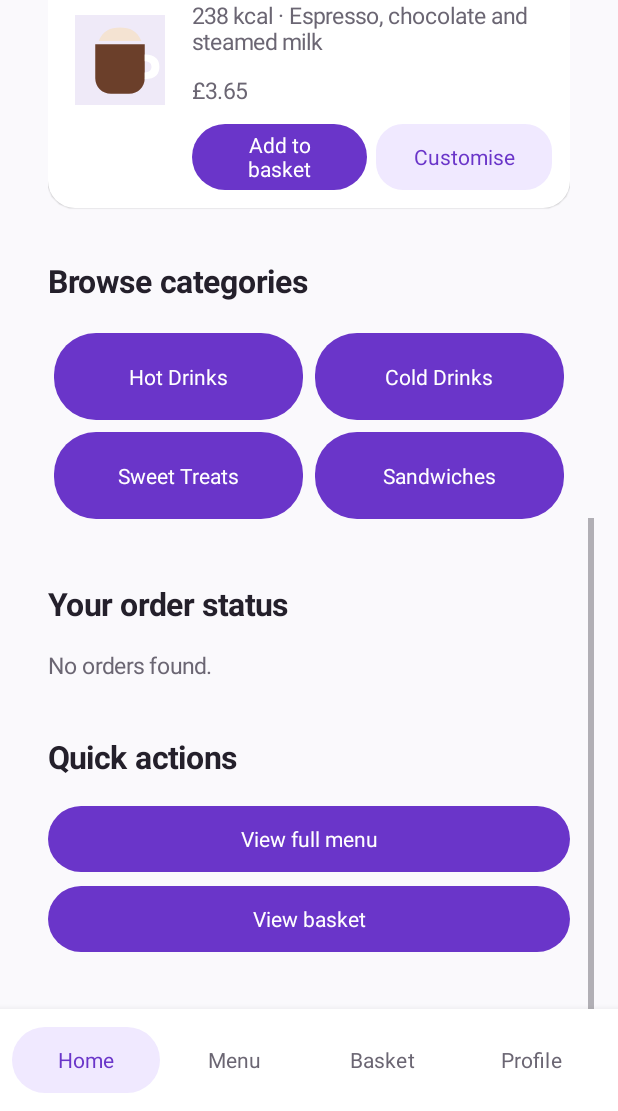
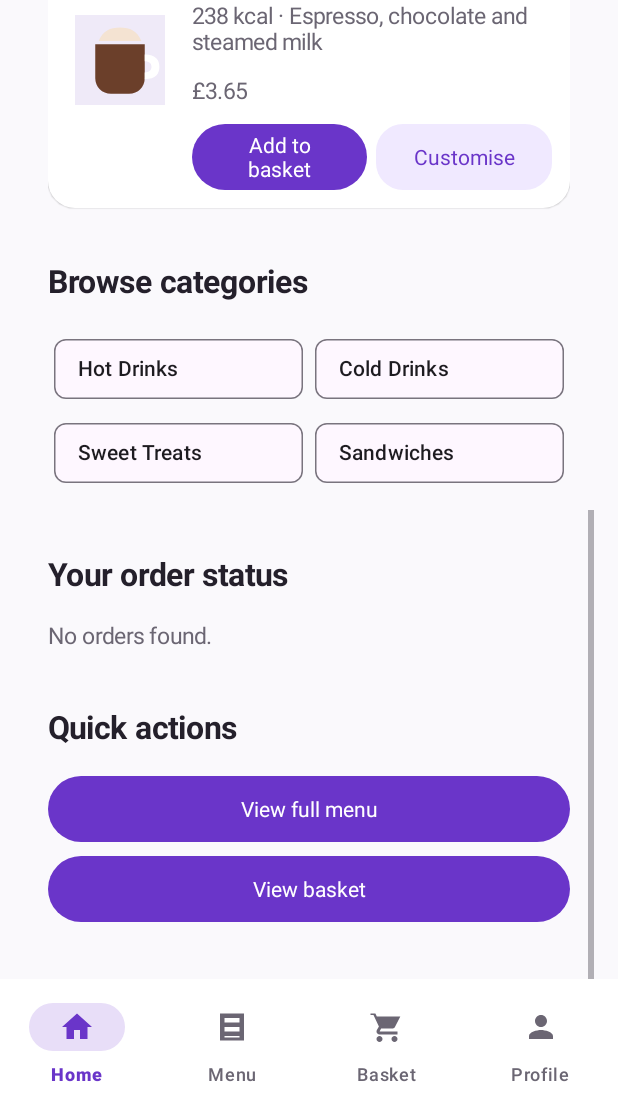
Before and after one commit to FIRD-GIT/Flo-Cafe, an Android app: the screen it shows after launch once a user with an empty profile is signed in (CustomerActivity), scrolled down 709 dp, on a phone screen of 412 x 824 dp, the part 125-1236 px from its top. Run offline under Robolectric (Android 15) with nearby library versions, the phone set to English and light mode, and no system bars; our stand-ins replace Firebase (no records; nobody signed in at launch, a user with empty details on screens opened directly).

Commit message:
Refine customer UI and cup progress

```diff
--- a/app/src/main/java/com/firdgit/flocafe/CustomerActivity.kt
+++ b/app/src/main/java/com/firdgit/flocafe/CustomerActivity.kt
@@ -24,6 +24,7 @@ import androidx.appcompat.app.AppCompatActivity
 import androidx.core.app.NotificationCompat
 import androidx.core.app.NotificationManagerCompat
 import com.google.firebase.firestore.ListenerRegistration
+import com.google.android.material.bottomnavigation.BottomNavigationView
 import androidx.lifecycle.lifecycleScope
 import kotlinx.coroutines.launch
 import java.text.SimpleDateFormat
@@ -63,10 +64,15 @@ class CustomerActivity : AppCompatActivity() {
         orderRepository = OrderRepository(userRepository)
         feedbackRepository = FeedbackRepository(userRepository)
 
-        findViewById<Button>(R.id.homeTabButton).setOnClickListener { showTab(Tab.HOME) }
-        findViewById<Button>(R.id.menuTabButton).setOnClickListener { showTab(Tab.MENU) }
-        findViewById<Button>(R.id.basketTabButton).setOnClickListener { showTab(Tab.BASKET) }
-        findViewById<Button>(R.id.profileTabButton).setOnClickListener { showTab(Tab.PROFILE) }
+        findViewById<BottomNavigationView>(R.id.customerBottomNavigation).setOnItemSelectedListener { item ->
+            when (item.itemId) {
+                R.id.nav_home -> showTab(Tab.HOME)
+                R.id.nav_menu -> showTab(Tab.MENU)
+                R.id.nav_basket -> showTab(Tab.BASKET)
+                R.id.nav_profile -> showTab(Tab.PROFILE)
+            }
+            true
+        }
 
         if (isDemoMode) {
             displayName = "Demo customer"
@@ -133,15 +139,22 @@ class CustomerActivity : AppCompatActivity() {
     }
 
     private fun updateNavigationButtons() {
-        val buttons = mapOf(
-            Tab.HOME to findViewById<Button>(R.id.homeTabButton),
-            Tab.MENU to findViewById<Button>(R.id.menuTabButton),
-            Tab.BASKET to findViewById<Button>(R.id.basketTabButton),
-            Tab.PROFILE to findViewById<Button>(R.id.profileTabButton),
-        )
-        buttons.forEach { (tab, button) ->
-            button.setTextColor(Color.parseColor(if (tab == selectedTab) "#6A35C9" else "#6B6673"))
-            button.setBackgroundColor(Color.parseColor(if (tab == selectedTab) "#F0E9FF" else "#FFFFFF"))
+        val navigation = findViewById<BottomNavigationView>(R.id.customerBottomNavigation)
+        navigation.setOnItemSelectedListener(null)
+        navigation.selectedItemId = when (selectedTab) {
+            Tab.HOME -> R.id.nav_home
+            Tab.MENU -> R.id.nav_menu
+            Tab.BASKET -> R.id.nav_basket
+            Tab.PROFILE -> R.id.nav_profile
+        }
+        navigation.setOnItemSelectedListener { item ->
+            when (item.itemId) {
+                R.id.nav_home -> showTab(Tab.HOME)
+                R.id.nav_menu -> showTab(Tab.MENU)
+                R.id.nav_basket -> showTab(Tab.BASKET)
+                R.id.nav_profile -> showTab(Tab.PROFILE)
+            }
+            true
         }
     }
 
@@ -175,13 +188,7 @@ class CustomerActivity : AppCompatActivity() {
     }
 
     private fun orderProgressBanner(order: OrderRepository.OrderSummary): View {
-        val progress = when (order.status) {
-            "Pending" -> 25
-            "Preparing" -> 50
-            "Ready for Collection", "Collected" -> 100
-            else -> 0
-        }
-        val accent = if (order.status == "Ready for Collection") "#D77A2B" else "#6A35C9"
+        val progress = OrderProgress.percent(order.status)
         return LinearLayout(this).apply {
             orientation = LinearLayout.VERTICAL
             setPadding(dp(16), dp(12), dp(16), dp(14))
@@ -190,9 +197,8 @@ class CustomerActivity : AppCompatActivity() {
                 addView(ImageView(this@CustomerActivity).apply {
                     setImageResource(R.drawable.flo_cafe_cup)
                     scaleType = ImageView.ScaleType.CENTER_INSIDE
-                    setColorFilter(Color.parseColor(accent))
                     contentDescription = getString(R.string.coffee_progress_description, order.status)
-                }, LinearLayout.LayoutParams(dp(54), dp(54)))
+                }, LinearLayout.LayoutParams(dp(54), dp(54)).apply { marginEnd = dp(12) })
                 addView(LinearLayout(this@CustomerActivity).apply {
                     orientation = LinearLayout.VERTICAL
                     addView(title(getString(R.string.home_progress_title), 18f))
@@ -202,9 +208,9 @@ class CustomerActivity : AppCompatActivity() {
             addView(android.widget.ProgressBar(this@CustomerActivity, null, android.R.attr.progressBarStyleHorizontal).apply {
                 max = 100
                 this.progress = progress
-                progressTintList = android.content.res.ColorStateList.valueOf(Color.parseColor(accent))
+                progressDrawable = resources.getDrawable(R.drawable.cup_progress_bar, theme)
                 contentDescription = getString(R.string.coffee_progress_description, order.status)
-            }, LinearLayout.LayoutParams.MATCH_PARENT, dp(8))
+            }, LinearLayout.LayoutParams.MATCH_PARENT, dp(10))
         }.apply { layoutParams = spacedParams(top = 6, bottom = 8) }
     }
 
@@ -269,13 +275,20 @@ class CustomerActivity : AppCompatActivity() {
             useDefaultMargins = false
             setPadding(0, dp(4), 0, dp(10))
             categories.forEachIndexed { index, category ->
-                val button = actionButton(category) {
-                    selectedMenuCategory = category
-                    showTab(Tab.MENU)
+                val chip = com.google.android.material.chip.Chip(this@CustomerActivity).apply {
+                    text = category
+                    isCheckable = true
+                    isChecked = selectedMenuCategory == category
+                    chipMinHeight = dp(40).toFloat()
+                    setEnsureMinTouchTargetSize(true)
+                    setOnClickListener {
+                        selectedMenuCategory = category
+                        showTab(Tab.MENU)
+                    }
                 }
-                addView(button, GridLayout.LayoutParams().apply {
+                addView(chip, GridLayout.LayoutParams().apply {
                     width = 0
-                    height = dp(58)
+                    height = dp(48)
                     columnSpec = GridLayout.spec(index % 2, 1f)
                     rowSpec = GridLayout.spec(index / 2)
                     setMargins(dp(4), dp(4), dp(4), dp(4))
@@ -462,7 +475,6 @@ class CustomerActivity : AppCompatActivity() {
         row.addView(ImageView(this).apply {
             setImageResource(R.drawable.flo_cafe_cup)
             scaleType = ImageView.ScaleType.CENTER_INSIDE
-            setColorFilter(Color.parseColor(customisationCupColor(line.customisation)))
             contentDescription = getString(R.string.customisation_cup_description, line.customisation)
         }, LinearLayout.LayoutParams(dp(42), dp(64)).apply { marginEnd = dp(4) })
         row.addView(ImageView(this).apply {
@@ -510,7 +522,14 @@ class CustomerActivity : AppCompatActivity() {
     private fun profileView(): View = verticalScroll {
         addView(title(getString(R.string.profile_heading), 28f))
         addView(body(getString(R.string.profile_email, userRepository.currentUserEmail ?: "Demo account")))
-        addView(actionButton(getString(R.string.edit_profile)) { editDisplayName() })
+        addView(
+            secondaryButton(getString(R.string.edit_profile)) { editDisplayName() },
+            LinearLayout.LayoutParams(dp(220), dp(44)).apply {
+                gravity = Gravity.START
+                topMargin = dp(4)
+                bottomMargin = dp(6)
+            },
+        )
         addView(sectionTitle(getString(R.string.profile_orders_heading)))
         if (orders.isEmpty()) addView(body(getString(R.string.no_orders)))
         else orders.forEach { addView(orderCard(it)) }
--- /dev/null
+++ b/app/src/main/res/color/customer_nav_selector.xml
@@ -0,0 +1,4 @@
+<selector xmlns:android="http://schemas.android.com/apk/res/android">
+    <item android:state_checked="true" android:color="#6A35C9"/>
+    <item android:color="#6B6673"/>
+</selector>
--- /dev/null
+++ b/app/src/main/res/drawable/cup_progress_bar.xml
@@ -0,0 +1,6 @@
+<layer-list xmlns:android="http://schemas.android.com/apk/res/android">
+    <item android:id="@android:id/background" android:drawable="@drawable/cup_progress_track"/>
+    <item android:id="@android:id/progress">
+        <scale android:scaleWidth="100%" android:drawable="@drawable/cup_progress_fill"/>
+    </item>
+</layer-list>
--- /dev/null
+++ b/app/src/main/res/drawable/cup_progress_fill.xml
@@ -0,0 +1,5 @@
+<shape xmlns:android="http://schemas.android.com/apk/res/android"
+    android:shape="rectangle">
+    <corners android:radius="6dp"/>
+    <solid android:color="#6A35C9"/>
+</shape>
--- /dev/null
+++ b/app/src/main/res/drawable/cup_progress_track.xml
@@ -0,0 +1,5 @@
+<shape xmlns:android="http://schemas.android.com/apk/res/android"
+    android:shape="rectangle">
+    <corners android:radius="6dp"/>
+    <solid android:color="#DDD8EA"/>
+</shape>
--- /dev/null
+++ b/app/src/main/res/drawable/ic_nav_basket.xml
@@ -0,0 +1,7 @@
+<vector xmlns:android="http://schemas.android.com/apk/res/android"
+    android:width="24dp"
+    android:height="24dp"
+    android:viewportWidth="24"
+    android:viewportHeight="24">
+    <path android:fillColor="#6B6673" android:pathData="M7,18c-1.1,0 -2,0.9 -2,2s0.9,2 2,2 2,-0.9 2,-2 -0.9,-2 -2,-2zM1,2v2h2l3.6,7.59 -1.35,2.44C5.09,14.31 5,14.65 5,15c0,1.1 0.9,2 2,2h12v-2H7.42c-0.14,0 -0.25,-0.11 -0.25,-0.25l0.03,-0.12L8.1,13h7.45c0.75,0 1.41,-0.41 1.75,-1.03L20.88,5H5.21l-0.94,-2H1zM17,18c-1.1,0 -2,0.9 -2,2s0.9,2 2,2 2,-0.9 2,-2 -0.9,-2 -2,-2z"/>
+</vector>
--- /dev/null
+++ b/app/src/main/res/drawable/ic_nav_home.xml
@@ -0,0 +1,7 @@
+<vector xmlns:android="http://schemas.android.com/apk/res/android"
+    android:width="24dp"
+    android:height="24dp"
+    android:viewportWidth="24"
+    android:viewportHeight="24">
+    <path android:fillColor="#6B6673" android:pathData="M10,20v-6h4v6h5v-8h3L12,3 2,12h3v8z"/>
+</vector>
--- /dev/null
+++ b/app/src/main/res/drawable/ic_nav_menu.xml
@@ -0,0 +1,7 @@
+<vector xmlns:android="http://schemas.android.com/apk/res/android"
+    android:width="24dp"
+    android:height="24dp"
+    android:viewportWidth="24"
+    android:viewportHeight="24">
+    <path android:fillColor="#6B6673" android:pathData="M4,3h16v18H4zM7,6v3h10V6H7zm0,6v3h10v-3H7zm0,6v1h10v-1H7z"/>
+</vector>
--- /dev/null
+++ b/app/src/main/res/drawable/ic_nav_profile.xml
@@ -0,0 +1,7 @@
+<vector xmlns:android="http://schemas.android.com/apk/res/android"
+    android:width="24dp"
+    android:height="24dp"
+    android:viewportWidth="24"
+    android:viewportHeight="24">
+    <path android:fillColor="#6B6673" android:pathData="M12,12c2.21,0 4,-1.79 4,-4s-1.79,-4 -4,-4 -4,1.79 -4,4 1.79,4 4,4zM12,14c-2.67,0 -8,1.34 -8,4v2h16v-2c0,-2.66 -5.33,-4 -8,-4z"/>
+</vector>
--- a/app/src/main/res/layout/activity_customer.xml
+++ b/app/src/main/res/layout/activity_customer.xml
@@ -1,5 +1,6 @@
 <?xml version="1.0" encoding="utf-8"?>
 <LinearLayout xmlns:android="http://schemas.android.com/apk/res/android"
+    xmlns:app="http://schemas.android.com/apk/res-auto"
     android:layout_width="match_parent"
     android:layout_height="match_parent"
     android:orientation="vertical"
@@ -35,45 +36,16 @@
         android:paddingStart="16dp"
         android:paddingEnd="16dp" />
 
-    <LinearLayout
+    <com.google.android.material.bottomnavigation.BottomNavigationView
         android:id="@+id/customerBottomNavigation"
         android:layout_width="match_parent"
         android:layout_height="wrap_content"
         android:background="#FFFFFF"
         android:elevation="8dp"
-        android:orientation="horizontal"
-        android:padding="8dp">
-
-        <Button
-            android:id="@+id/homeTabButton"
-            android:layout_width="0dp"
-            android:layout_height="52dp"
-            android:layout_weight="1"
-            android:text="@string/tab_home"
-            android:textAllCaps="false" />
-
-        <Button
-            android:id="@+id/menuTabButton"
-            android:layout_width="0dp"
-            android:layout_height="52dp"
-            android:layout_weight="1"
-            android:text="@string/tab_menu"
-            android:textAllCaps="false" />
-
-        <Button
-            android:id="@+id/basketTabButton"
-            android:layout_width="0dp"
-            android:layout_height="52dp"
-            android:layout_weight="1"
-            android:text="@string/tab_basket"
-            android:textAllCaps="false" />
-
-        <Button
-            android:id="@+id/profileTabButton"
-            android:layout_width="0dp"
-            android:layout_height="52dp"
-            android:layout_weight="1"
-            android:text="@string/tab_profile"
-            android:textAllCaps="false" />
-    </LinearLayout>
+        android:paddingTop="4dp"
+        android:paddingBottom="4dp"
+        app:menu="@menu/customer_bottom_navigation"
+        app:itemIconTint="@color/customer_nav_selector"
+        app:itemTextColor="@color/customer_nav_selector"
+        app:labelVisibilityMode="labeled" />
 </LinearLayout>
--- /dev/null
+++ b/app/src/main/res/menu/customer_bottom_navigation.xml
@@ -0,0 +1,6 @@
+<menu xmlns:android="http://schemas.android.com/apk/res/android">
+    <item android:id="@+id/nav_home" android:title="@string/tab_home" android:icon="@drawable/ic_nav_home"/>
+    <item android:id="@+id/nav_menu" android:title="@string/tab_menu" android:icon="@drawable/ic_nav_menu"/>
+    <item android:id="@+id/nav_basket" android:title="@string/tab_basket" android:icon="@drawable/ic_nav_basket"/>
+    <item android:id="@+id/nav_profile" android:title="@string/tab_profile" android:icon="@drawable/ic_nav_profile"/>
+</menu>
```
Also changed, not shown: app/src/main/java/com/firdgit/flocafe/AdminActivity.kt (+5 -5 lines), app/src/main/java/com/firdgit/flocafe/OrderProgress.kt (added, +11 -0 lines), app/src/main/res/layout/activity_admin.xml (+21 -4 lines), 6 other files.
